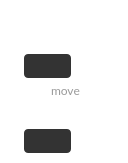
meganz/MEGAsync, file src/MEGASync/stalled_issues/gui/win/StalledIssueFilePath.ui: the form before one commit.
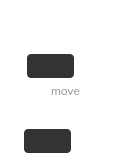
The form after the commit. Icons and pictures are not drawn.

Patch:
```diff
--- a/src/MEGASync/stalled_issues/gui/win/StalledIssueFilePath.ui
+++ b/src/MEGASync/stalled_issues/gui/win/StalledIssueFilePath.ui
@@ -114,7 +114,7 @@
     <number>10</number>
    </property>
    <property name="horizontalSpacing">
-    <number>9</number>
+    <number>5</number>
    </property>
    <property name="verticalSpacing">
     <number>0</number>
@@ -187,7 +187,10 @@
       <property name="bottomMargin">
        <number>0</number>
       </property>
-      <property name="spacing">
+      <property name="horizontalSpacing">
+       <number>3</number>
+      </property>
+      <property name="verticalSpacing">
        <number>0</number>
       </property>
       <item row="1" column="1">
@@ -200,7 +203,7 @@
           <number>0</number>
          </property>
          <property name="topMargin">
-          <number>3</number>
+          <number>0</number>
          </property>
          <property name="rightMargin">
           <number>0</number>
```
Left out of the diff: 2 changed lines with no effect on the pictures.
